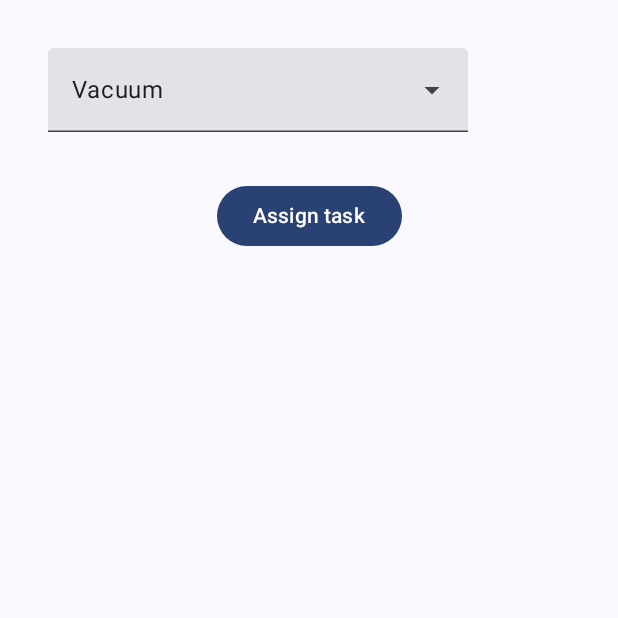
After one commit to Saanah/FamilyToDos, an Android app built with Jetpack Compose: the CreateTaskScreen screen opened through its navigation route, on a phone screen of 412 x 824 dp, the top half of it. The commit adds this screen. Run offline under Robolectric (Android 15) with nearby library versions, the phone set to English and light mode, and no system bars; our stand-ins replace Dagger/Hilt's generated code, Firebase (no records; nobody signed in at launch, a user with empty details on screens opened directly).

Commit message:
task creation

```diff
--- a/app/src/main/java/com/example/familytodos/GroupViewModel.kt
+++ b/app/src/main/java/com/example/familytodos/GroupViewModel.kt
@@ -1,47 +1,54 @@
 package com.example.familytodos
 
-import android.util.Log
-import androidx.compose.runtime.mutableStateOf
-import androidx.lifecycle.LiveData
-import androidx.lifecycle.MutableLiveData
 import androidx.lifecycle.ViewModel
 import androidx.lifecycle.viewModelScope
 import com.example.familytodos.data.FirestoreRepository
 import com.example.familytodos.data.model.Group
-import com.google.firebase.auth.ktx.auth
-import com.google.firebase.firestore.FirebaseFirestore
-import com.google.firebase.firestore.FirebaseFirestoreException
-import com.google.firebase.firestore.ktx.toObject
-import com.google.firebase.ktx.Firebase
+import com.example.familytodos.data.model.User
 import dagger.hilt.android.lifecycle.HiltViewModel
 import kotlinx.coroutines.flow.MutableStateFlow
 import kotlinx.coroutines.flow.StateFlow
 import kotlinx.coroutines.launch
-import kotlinx.coroutines.tasks.await
 import javax.inject.Inject
 
 @HiltViewModel
 class GroupViewModel @Inject constructor(
     private val firestoreRepository: FirestoreRepository  //Get Firestore repository
-    ) : ViewModel() {
+) : ViewModel() {
 
     //private val _group = MutableLiveData<Group>()
 
     private val _group : MutableStateFlow<MutableList<Group>> = MutableStateFlow(mutableListOf())
     val group: StateFlow<MutableList<Group>> = _group
 
-    //When GroupViewModel is called call init and getUserGroupData
-    fun getUserGroupData() {
-
-        getUserGroupDataFirestore()
-    }
+    private val _groupInfo : MutableStateFlow<Group> = MutableStateFlow(Group())
+    val groupInfo : StateFlow<Group> = _groupInfo
 
     //Firestore call to get all user's groups
-    private fun getUserGroupDataFirestore() {
+    fun getUserGroupData() {
 
         //Launch coroutine
         viewModelScope.launch {
             _group.value = firestoreRepository.getUserGroups()
         }
     }
+
+    //Firestore call to get group's information by id
+    fun getGroupInfoById(groupId : String) {
+
+        viewModelScope.launch {
+            _groupInfo.value = firestoreRepository.getGroupById(groupId)
+        }
+    }
+
+    //Create task for the group
+    fun createTaskForGroup(groupId: String, task : String, user : User){
+
+        val username = user.username
+        val userId = user.userId
+
+        viewModelScope.launch {
+            firestoreRepository.createTask(groupId, task, username, userId, false)
+        }
+    }
 }
--- a/app/src/main/java/com/example/familytodos/Navigation.kt
+++ b/app/src/main/java/com/example/familytodos/Navigation.kt
@@ -9,6 +9,7 @@ import androidx.navigation.compose.rememberNavController
 import androidx.navigation.navArgument
 import com.example.familytodos.components.AddGroupMembersScreen
 import com.example.familytodos.components.CreateGroupScreen
+import com.example.familytodos.components.CreateTaskScreen
 import com.example.familytodos.components.GroupDetailScreen
 import com.example.familytodos.components.LoginScreen
 import com.example.familytodos.components.MainScreen
@@ -43,6 +44,11 @@ fun Navigation(
             CreateGroupScreen(createGroupViewModel = createGroupViewModel, navController = navController)
         }
 
+        composable(route = Screens.CreateTaskScreen.route)
+        {
+            CreateTaskScreen(groupViewModel = groupViewModel, navController = navController)
+        }
+
         composable(route = Screens.AddGroupMembersScreen.route + "/{groupId}",
             arguments = listOf(navArgument("groupId"){ type = NavType.StringType }))
         {
@@ -57,7 +63,7 @@ fun Navigation(
             arguments = listOf(navArgument("id") { type = NavType.StringType })
         ) { backStackEntry ->
             val groupId = backStackEntry.arguments!!.getString("id")!!
-            GroupDetailScreen(groupId = groupId, groupDetailViewModel = groupDetailViewModel)
+            GroupDetailScreen(groupId = groupId, groupDetailViewModel = groupDetailViewModel, navController = navController)
         }
     }
 }
--- a/app/src/main/java/com/example/familytodos/Screens.kt
+++ b/app/src/main/java/com/example/familytodos/Screens.kt
@@ -8,4 +8,5 @@ sealed class Screens(val route: String) {
     object CreateGroupScreen : Screens("create_group_screen")
     object GroupDetailScreen : Screens("group_detail_screen")
     object AddGroupMembersScreen : Screens("add_group_members_screen")
+    object CreateTaskScreen : Screens("create_task_screen")
 }
--- /dev/null
+++ b/app/src/main/java/com/example/familytodos/components/CreateTaskScreen.kt
@@ -0,0 +1,143 @@
+package com.example.familytodos.components
+
+import android.widget.Toast
+import androidx.compose.foundation.layout.Arrangement
+import androidx.compose.foundation.layout.Box
+import androidx.compose.foundation.layout.Column
+import androidx.compose.foundation.layout.fillMaxSize
+import androidx.compose.foundation.layout.fillMaxWidth
+import androidx.compose.foundation.layout.padding
+import androidx.compose.foundation.lazy.grid.GridCells
+import androidx.compose.foundation.lazy.grid.LazyVerticalGrid
+import androidx.compose.foundation.lazy.grid.items
+import androidx.compose.material3.Button
+import androidx.compose.material3.DropdownMenuItem
+import androidx.compose.material3.ExperimentalMaterial3Api
+import androidx.compose.material3.ExposedDropdownMenuBox
+import androidx.compose.material3.ExposedDropdownMenuDefaults
+import androidx.compose.material3.MaterialTheme
+import androidx.compose.material3.Text
+import androidx.compose.material3.TextField
+import androidx.compose.runtime.Composable
+import androidx.compose.runtime.collectAsState
+import androidx.compose.runtime.getValue
+import androidx.compose.runtime.mutableStateOf
+import androidx.compose.runtime.remember
+import androidx.compose.runtime.setValue
+import androidx.compose.ui.Alignment
+import androidx.compose.ui.Modifier
+import androidx.compose.ui.platform.LocalContext
+import androidx.compose.ui.res.stringResource
+import androidx.navigation.NavController
+import com.example.familytodos.GroupViewModel
+import com.example.familytodos.R
+import com.example.familytodos.Screens
+import com.example.familytodos.data.model.Group
+import com.example.familytodos.data.model.User
+import com.example.familytodos.ui.theme.spacing
+
+@Composable
+fun CreateTaskScreen(navController: NavController, groupViewModel: GroupViewModel) {
+
+    val tasks = arrayOf(
+        "Vacuum", "Wash dishes", "Do laundry", "Mop the floors",
+        "Take the trash out", "Clean the bathroom", "Water plants", "Take the dog out",
+        "Cooking", "Feed the pets"
+    )
+
+    groupViewModel.getGroupInfoById("Hfa4igeu9tBaLK841goV")
+    val groupInfo = groupViewModel.groupInfo.collectAsState()
+    var selectedUser by remember { mutableStateOf<User?>(null) }
+    var selectedTask by remember { mutableStateOf(tasks[0]) }
+
+    Column(
+        modifier = Modifier
+            .fillMaxSize(),
+        verticalArrangement = Arrangement.Top,
+        horizontalAlignment = Alignment.CenterHorizontally
+    ) {
+        TaskDropdownMenu(tasks, selectedTask) { task ->
+            selectedTask = task
+        }
+        SelectUserForTask(groupInfo.value, selectedUser) { user ->
+            selectedUser = user
+        }
+        Button(onClick = {
+            selectedUser?.let { selectedUser ->
+                groupViewModel.createTaskForGroup(
+                    "Hfa4igeu9tBaLK841goV",
+                    selectedTask,
+                    selectedUser
+                );
+                navController.navigate(Screens.MainScreen.route) //Vaihda groupDetailScreen
+            }
+        }) {
+
+            Text(text = stringResource(id = R.string.assign))
+
+        }
+    }
+}
+
+@OptIn(ExperimentalMaterial3Api::class)
+@Composable
+fun TaskDropdownMenu(tasks: Array<String>, selectedTask: String, onSelectedTask: (String) -> Unit) {
+
+    val context = LocalContext.current
+    var expanded by remember { mutableStateOf(false) }
+
+    Box(
+        modifier = Modifier
+            .fillMaxWidth()
+            .padding(MaterialTheme.spacing.large)
+    ) {
+        ExposedDropdownMenuBox(
+            expanded = expanded,
+            onExpandedChange = {
+                expanded = !expanded
+            }
+        ) {
+            TextField(
+                value = selectedTask,
+                singleLine = true,
+                onValueChange = { onSelectedTask(it) },  //TextField for user's own inputs
+                trailingIcon = { ExposedDropdownMenuDefaults.TrailingIcon(expanded = expanded) },
+                modifier = Modifier.menuAnchor()
+            )
+
+            ExposedDropdownMenu(
+                expanded = expanded,
+                onDismissRequest = { expanded = false }
+            ) {
+                tasks.forEach { item ->     //Show list of default tasks in a dropdown menu
+                    DropdownMenuItem(
+                        text = { Text(text = item) },
+                        onClick = {
+                            onSelectedTask(item)
+                            expanded = false
+                            Toast.makeText(context, item, Toast.LENGTH_SHORT).show()
+                        }
+                    )
+                }
+            }
+        }
+    }
+}
+
+@Composable
+fun SelectUserForTask(groupInfo: Group, selectedUser: User?, onUserSelected: (User?) -> Unit) {
+
+    val users = groupInfo.members
+
+    LazyVerticalGrid(columns = GridCells.Fixed(2), content = {
+
+        items(users) { user ->
+
+            val isSelected = selectedUser == user
+
+            UserCard(user = user, isSelected, onClick = {
+                onUserSelected(if (isSelected) null else user) //lambda for createTaskScreen
+            })
+        }
+    })
+}
--- a/app/src/main/java/com/example/familytodos/data/FirestoreRepository.kt
+++ b/app/src/main/java/com/example/familytodos/data/FirestoreRepository.kt
@@ -15,6 +15,7 @@ interface FirestoreRepository {
     suspend fun createGroup(name: String, description: String):  String
     suspend fun findUser(name: String):  MutableList<User>
     suspend fun addSelectedUsersToGroup(groupId: String, selectedUsers: List<User>) : String
+    suspend fun createTask(groupId: String, task: String, username: String, userId : String, isCompleted: Boolean): String
     //suspend fun createComment(): Comment
 
 }
--- a/app/src/main/java/com/example/familytodos/data/model/Group.kt
+++ b/app/src/main/java/com/example/familytodos/data/model/Group.kt
@@ -1,4 +1,6 @@
 package com.example.familytodos.data.model
+
+import com.google.firebase.Timestamp
 
 data class Group(
     val id: String = "",
@@ -6,5 +8,7 @@ data class Group(
     val description: String = "",
     val creatorId: String = "",
     val img: String? =  null,
-    val img_description: String = ""
+    val img_description: String = "",
+    val members: List<User> = emptyList(),
+    val createdTimestamp : Timestamp = Timestamp.now()
 )
--- a/app/src/main/res/values/strings.xml
+++ b/app/src/main/res/values/strings.xml
@@ -8,4 +8,5 @@
     <string name="no_groups">No existing groups</string>
     <string name="join_or_create_group">Create or join in a group!</string>
     <string name="add_selected_users">Add the selected users</string>
+    <string name="assign">Assign task</string>
 </resources>
```
Also changed, not shown: app/src/main/java/com/example/familytodos/components/AddGroupMembersScreen.kt (+1 -64 lines), app/src/main/java/com/example/familytodos/components/GroupDetailScreen.kt (+9 -2 lines), app/src/main/java/com/example/familytodos/components/UserCard.kt (added, +73 -0 lines), app/src/main/java/com/example/familytodos/data/FirestoreRepositoryImpl.kt (+79 -45 lines).
